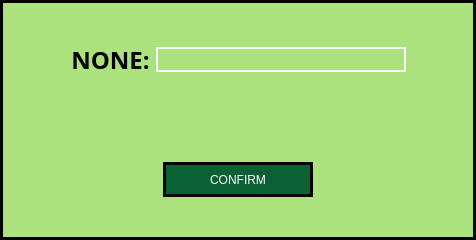
Before: the Qt Designer form Dialogs/DLog_Oneline_Input.ui in Bideiro/Ranil_project_py, drawn with Qt 5.
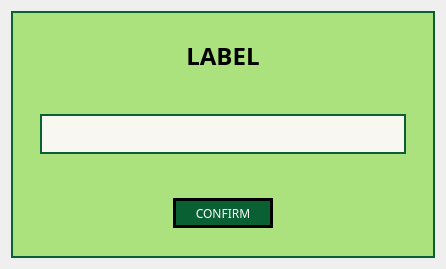
After: the same form once the commit is applied.

Diff of the .ui file:
```diff
--- a/Dialogs/DLog_Oneline_Input.ui
+++ b/Dialogs/DLog_Oneline_Input.ui
@@ -6,53 +6,33 @@
    <rect>
     <x>0</x>
     <y>0</y>
-    <width>476</width>
-    <height>240</height>
+    <width>446</width>
+    <height>269</height>
    </rect>
   </property>
   <property name="windowTitle">
    <string>Dialog</string>
   </property>
-  <property name="styleSheet">
-   <string notr="true">#widget{
-background-color: #ABE27D;
-border: 3px solid black;
-}
-.QPushButton{
-background-color: #096033;
-border: 3px solid black;
-color: white
-}</string>
-  </property>
-  <layout class="QHBoxLayout" name="horizontalLayout_3">
-   <property name="spacing">
-    <number>0</number>
-   </property>
-   <property name="leftMargin">
-    <number>0</number>
-   </property>
-   <property name="topMargin">
-    <number>0</number>
-   </property>
-   <property name="rightMargin">
-    <number>0</number>
-   </property>
-   <property name="bottomMargin">
-    <number>0</number>
-   </property>
+  <layout class="QVBoxLayout" name="verticalLayout_2">
    <item>
     <widget class="QWidget" name="widget" native="true">
      <property name="styleSheet">
       <string notr="true">.QLineEdit{
-border : 2px solid white;
-background-color:rgba(0,0,0,0);
+border : 2px solid #096033;
+background-color: #F8F8F0;
+color: white
+}
+#widget{
+background-color: #ABE27D;
+border: 2px solid #096033;;
+}
+.QPushButton{
+background-color: #096033;
+border: 3px solid black;
 color: white
 }</string>
      </property>
-     <layout class="QVBoxLayout" name="verticalLayout">
-      <property name="spacing">
-       <number>0</number>
-      </property>
+     <layout class="QVBoxLayout" name="verticalLayout_3">
       <property name="leftMargin">
        <number>0</number>
       </property>
@@ -67,80 +47,110 @@
       </property>
       <item>
        <widget class="QWidget" name="widget_2" native="true">
-        <layout class="QHBoxLayout" name="horizontalLayout">
-         <item>
-          <spacer name="horizontalSpacer">
-           <property name="orientation">
-            <enum>Qt::Horizontal</enum>
-           </property>
-           <property name="sizeHint" stdset="0">
-            <size>
-             <width>55</width>
-             <height>20</height>
-            </size>
-           </property>
-          </spacer>
-         </item>
+        <layout class="QHBoxLayout" name="horizontalLayout_2">
+         <property name="topMargin">
+          <number>12</number>
+         </property>
+         <property name="bottomMargin">
+          <number>0</number>
+         </property>
          <item>
           <widget class="QLabel" name="label">
            <property name="font">
             <font>
              <family>DM Sans</family>
              <pointsize>18</pointsize>
+             <weight>75</weight>
              <bold>true</bold>
             </font>
            </property>
            <property name="text">
-            <string>NONE:</string>
+            <string>LABEL</string>
            </property>
            <property name="alignment">
             <set>Qt::AlignCenter</set>
            </property>
           </widget>
          </item>
+        </layout>
+       </widget>
+      </item>
+      <item>
+       <widget class="QWidget" name="widget_4" native="true">
+        <layout class="QHBoxLayout" name="horizontalLayout_3">
+         <property name="topMargin">
+          <number>0</number>
+         </property>
+         <property name="bottomMargin">
+          <number>0</number>
+         </property>
+         <item>
+          <spacer name="horizontalSpacer_4">
+           <property name="orientation">
+            <enum>Qt::Horizontal</enum>
+           </property>
+           <property name="sizeType">
+            <enum>QSizePolicy::Fixed</enum>
+           </property>
+           <property name="sizeHint" stdset="0">
+            <size>
+             <width>20</width>
+             <height>20</height>
+            </size>
+           </property>
+          </spacer>
+         </item>
          <item>
           <widget class="QLineEdit" name="Input_LE">
-           <property name="sizePolicy">
-            <sizepolicy hsizetype="Fixed" vsizetype="Fixed">
-             <horstretch>0</horstretch>
-             <verstretch>0</verstretch>
-            </sizepolicy>
-           </property>
            <property name="minimumSize">
             <size>
-             <width>250</width>
-             <height>25</height>
+             <width>0</width>
+             <height>40</height>
             </size>
            </property>
+           <property name="font">
+            <font>
+             <family>DM Sans</family>
+            </font>
+           </property>
           </widget>
          </item>
-         <item>
-          <spacer name="horizontalSpacer_2">
-           <property name="orientation">
-            <enum>Qt::Horizontal</enum>
-           </property>
-           <property name="sizeHint" stdset="0">
-            <size>
-             <width>55</width>
-             <height>20</height>
-            </size>
-           </property>
-          </spacer>
-         </item>
-        </layout>
-       </widget>
-      </item>
-      <item>
-       <widget class="QWidget" name="widget_3" native="true">
-        <layout class="QHBoxLayout" name="horizontalLayout_2">
          <item>
           <spacer name="horizontalSpacer_3">
            <property name="orientation">
             <enum>Qt::Horizontal</enum>
            </property>
+           <property name="sizeType">
+            <enum>QSizePolicy::Fixed</enum>
+           </property>
            <property name="sizeHint" stdset="0">
             <size>
-             <width>145</width>
+             <width>20</width>
+             <height>20</height>
+            </size>
+           </property>
+          </spacer>
+         </item>
+        </layout>
+       </widget>
+      </item>
+      <item>
+       <widget class="QWidget" name="widget_3" native="true">
+        <layout class="QHBoxLayout" name="horizontalLayout">
+         <property name="topMargin">
+          <number>0</number>
+         </property>
+         <property name="bottomMargin">
+          <number>12</number>
+         </property>
+         <item>
+          <spacer name="horizontalSpacer">
+           <property name="orientation">
+            <enum>Qt::Horizontal</enum>
+           </property>
+           <property name="sizeHint" stdset="0">
+            <size>
+             <width>40</width>
              <height>20</height>
             </size>
            </property>
@@ -156,23 +166,28 @@
            </property>
            <property name="minimumSize">
             <size>
-             <width>150</width>
-             <height>35</height>
+             <width>100</width>
+             <height>30</height>
             </size>
            </property>
+           <property name="font">
+            <font>
+             <family>DM Sans</family>
+            </font>
+           </property>
            <property name="text">
             <string>CONFIRM</string>
            </property>
           </widget>
          </item>
          <item>
-          <spacer name="horizontalSpacer_4">
+          <spacer name="horizontalSpacer_2">
            <property name="orientation">
             <enum>Qt::Horizontal</enum>
            </property>
            <property name="sizeHint" stdset="0">
             <size>
-             <width>145</width>
+             <width>40</width>
              <height>20</height>
             </size>
            </property>
```
